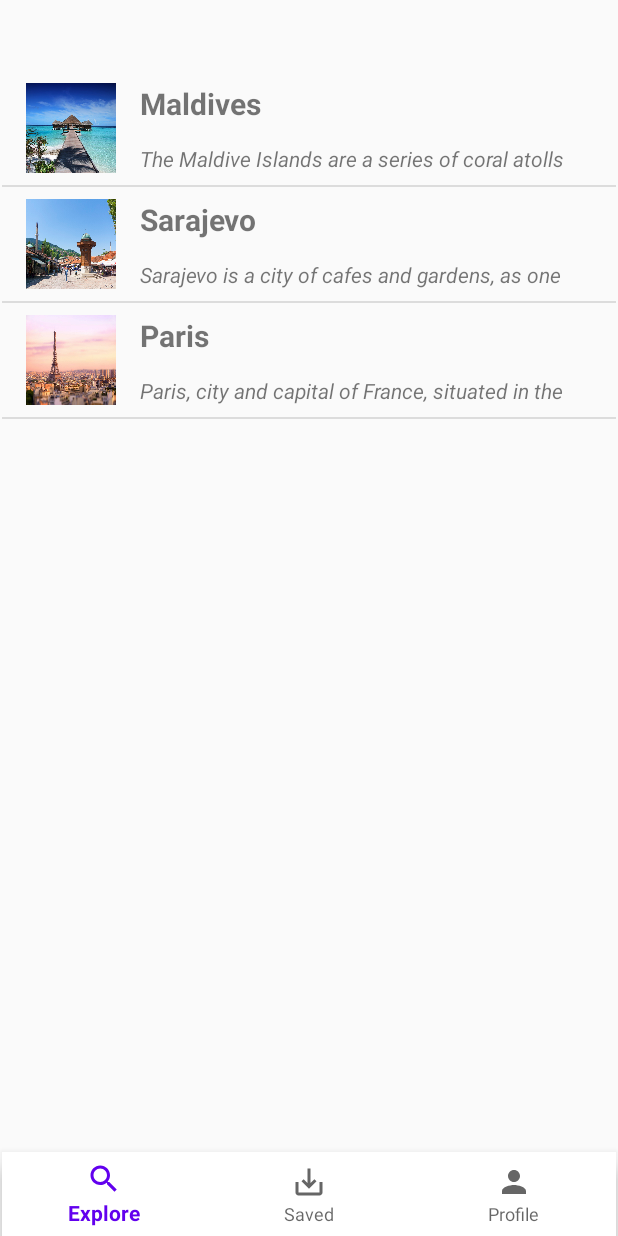
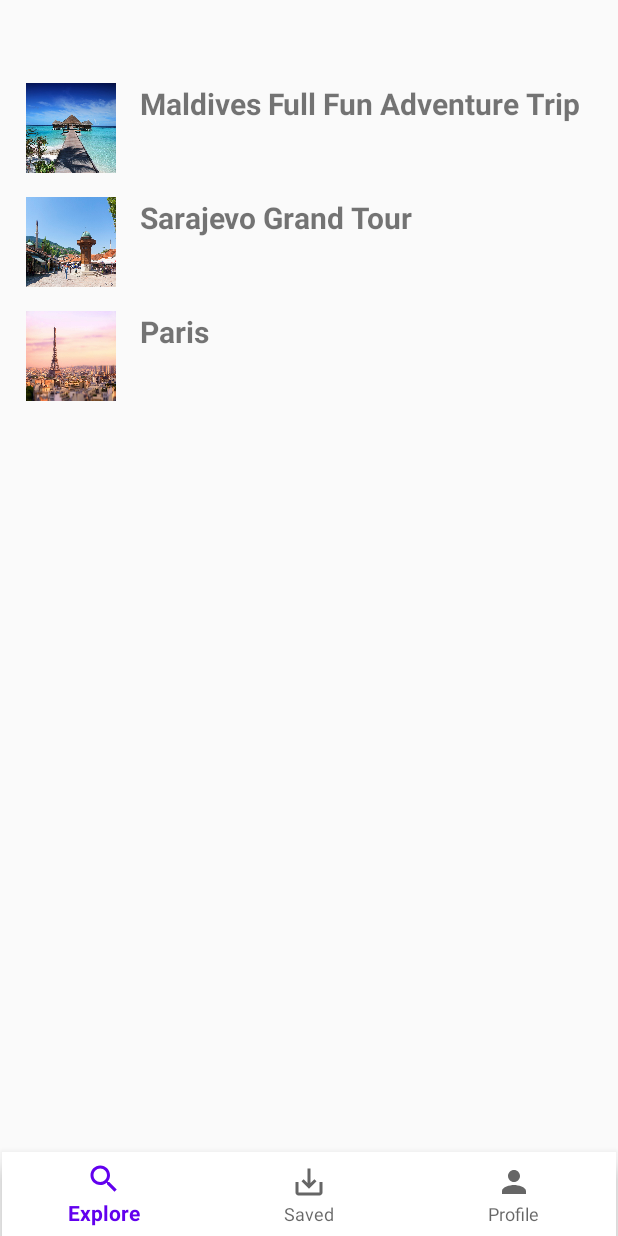
Before and after one commit to tariksuljic/LeVoyage, an Android app: the ExploreFragment screen opened directly, with no data from a screen before it, on a phone screen of 412 x 824 dp. Run offline under Robolectric (Android 15) with nearby library versions, the phone set to English and light mode, and no system bars; Roboto replaces fonts that are not available here; 2 statements that could not run were skipped.

Commit message:
Changed activity_destination_details and custom_list_destinations layout, added price for a destination

```diff
--- a/app/src/main/AndroidManifest.xml
+++ b/app/src/main/AndroidManifest.xml
@@ -26,7 +26,7 @@
         </activity>
         <activity android:name=".Home" />
         <activity android:name=".DestinationDetails"
-            android:parentActivityName=".Login"/>
+            android:parentActivityName=".Home"/>
 
 
 
--- a/app/src/main/java/com/example/levoyage/DestinationDetails.java
+++ b/app/src/main/java/com/example/levoyage/DestinationDetails.java
@@ -11,6 +11,7 @@ public class DestinationDetails extends AppCompatActivity {
     private ImageView imageView;
     private TextView title;
     private TextView description;
+    private TextView price;
 
     @Override
     protected void onCreate(Bundle savedInstanceState) {
@@ -21,6 +22,8 @@ public class DestinationDetails extends AppCompatActivity {
         imageView = findViewById(R.id.details_image);
         title = findViewById(R.id.destination_title);
         description = findViewById(R.id.details_description);
+        price=findViewById(R.id.destination_price);
+
 
         Bundle extras = getIntent().getExtras(); //get intend that passed from source activity and extras that was added to intent
         if (extras!=null) //Check is data passed to intent
@@ -28,7 +31,8 @@ public class DestinationDetails extends AppCompatActivity {
             setTitle(extras.getString(ExploreFragment.EXTRA_TITLE)); //Set action bar title to the news title
             imageView.setImageResource(extras.getInt(ExploreFragment.EXTRA_IMAGE)); //Set title text
             title.setText(extras.getString(ExploreFragment.EXTRA_TITLE)); //Set description text
-            description.setText(extras.getString(ExploreFragment.EXTRA_DESCTIPRION)); //Set image source
+            description.setText(extras.getString(ExploreFragment.EXTRA_DESCRIPTION)); //Set image source
+            price.setText("from "+extras.getInt(ExploreFragment.EXTRA_PRICE)+"$");//Set price text
         }
     }
 }
--- a/app/src/main/java/com/example/levoyage/DestinationListAdapter.java
+++ b/app/src/main/java/com/example/levoyage/DestinationListAdapter.java
@@ -42,11 +42,13 @@ public class DestinationListAdapter extends BaseAdapter {
 
         ImageView imageView = convertView.findViewById(R.id.item_image);
         TextView titleTextView = convertView.findViewById(R.id.item_title);
-        TextView descriptionTextView = convertView.findViewById(R.id.item_description);
+        TextView priceTextVew=convertView.findViewById(R.id.item_price);
+        //TextView descriptionTextView = convertView.findViewById(R.id.item_description);
 
         imageView.setImageResource(destinations.getImageResId());
         titleTextView.setText(destinations.getTitle());
-        descriptionTextView.setText(destinations.getDescription());
+        priceTextVew.setText("from "+destinations.getPrice()+"$");
+        //descriptionTextView.setText(destinations.getDescription());
 
         return convertView;
     }
--- a/app/src/main/java/com/example/levoyage/Destinations.java
+++ b/app/src/main/java/com/example/levoyage/Destinations.java
@@ -4,8 +4,12 @@ public class Destinations {
     private int imageResId;
     private String title;
     private String description;
+    private int price;
 
-    public Destinations(int imageResId, String title, String description) {
+
+
+    public Destinations(int imageResId, String title, String description, int price) {
+        this.price=price;
         this.imageResId = imageResId;
         this.title = title;
         this.description = description;
@@ -37,4 +41,13 @@ public class Destinations {
     public void setDescription(String description) {
         this.description = description;
     }
+
+
+    public int getPrice() {
+        return price;
+    }
+
+    public void setPrice(int price) {
+        this.price = price;
+    }
 }
--- a/app/src/main/java/com/example/levoyage/ExploreFragment.java
+++ b/app/src/main/java/com/example/levoyage/ExploreFragment.java
@@ -21,7 +21,8 @@ public class ExploreFragment extends Fragment {
     private ListView listView;
     public static final String EXTRA_IMAGE = "EXTRA_IMAGE";
     public static final String EXTRA_TITLE = "EXTRA_TITLE";
-    public static final String EXTRA_DESCTIPRION = "EXTRA_DESCRIPTION";
+    public static final String EXTRA_DESCRIPTION = "EXTRA_DESCRIPTION";
+    public static final String EXTRA_PRICE="EXTRA_PRICE";
 
     @Nullable
     @Override
@@ -45,7 +46,8 @@ public class ExploreFragment extends Fragment {
             Intent intent = new Intent(getActivity() , DestinationDetails.class);
             intent.putExtra(EXTRA_IMAGE,destinations.getImageResId());
             intent.putExtra(EXTRA_TITLE,destinations.getTitle());
-            intent.putExtra(EXTRA_DESCTIPRION,destinations.getDescription());
+            intent.putExtra(EXTRA_DESCRIPTION,destinations.getDescription());
+            intent.putExtra(EXTRA_PRICE,destinations.getPrice());
             startActivity(intent);
         }
     };
@@ -53,9 +55,9 @@ public class ExploreFragment extends Fragment {
     private List<Destinations> getDestinations()
     {
         List<Destinations> destinationsList = new ArrayList<>();
-        destinationsList.add(new Destinations(R.drawable.maldivi,"Maldives", "The Maldive Islands are a series of coral atolls built up from the crowns of a submerged ancient volcanic mountain range. All the islands are low-lying, none rising to more than 6 feet (1.8 metres) above sea level. Barrier reefs protect the islands from the destructive effects of monsoons."));
-        destinationsList.add(new Destinations(R.drawable.sarajevo,"Sarajevo", "Sarajevo is a city of cafes and gardens, as one of its main features, having been for so long on caravan trails, is transporting goods from the east to the west and vice versa."));
-        destinationsList.add(new Destinations(R.drawable.paris,"Paris", "Paris, city and capital of France, situated in the north-central part of the country. People were living on the site of the present-day city, located along the Seine River some 233 miles (375 km) upstream from the river's mouth on the English Channel (La Manche), by about 7600 bce."));
+        destinationsList.add(new Destinations(R.drawable.maldivi,"Maldives Full Fun Adventure Trip", "The Maldive Islands are a series of coral atolls built up from the crowns of a submerged ancient volcanic mountain range. All the islands are low-lying, none rising to more than 6 feet (1.8 metres) above sea level. Barrier reefs protect the islands from the destructive effects of monsoons.", 300));
+        destinationsList.add(new Destinations(R.drawable.sarajevo,"Sarajevo Grand Tour", "Sarajevo is a city of cafes and gardens, as one of its main features, having been for so long on caravan trails, is transporting goods from the east to the west and vice versa.", 50));
+        destinationsList.add(new Destinations(R.drawable.paris,"Paris", "Paris, city and capital of France, situated in the north-central part of the country. People were living on the site of the present-day city, located along the Seine River some 233 miles (375 km) upstream from the river's mouth on the English Channel (La Manche), by about 7600 bce.", 250));
         return destinationsList;
     }
 }
--- a/app/src/main/res/layout/fragment_explore.xml
+++ b/app/src/main/res/layout/fragment_explore.xml
@@ -9,6 +9,8 @@
         android:id="@+id/list_view_container"
         android:layout_width="match_parent"
         android:layout_height="match_parent"
+
+        android:divider="@null"
         app:layout_constraintBottom_toBottomOf="parent"
         app:layout_constraintEnd_toEndOf="parent"
         app:layout_constraintStart_toStartOf="parent"
```
